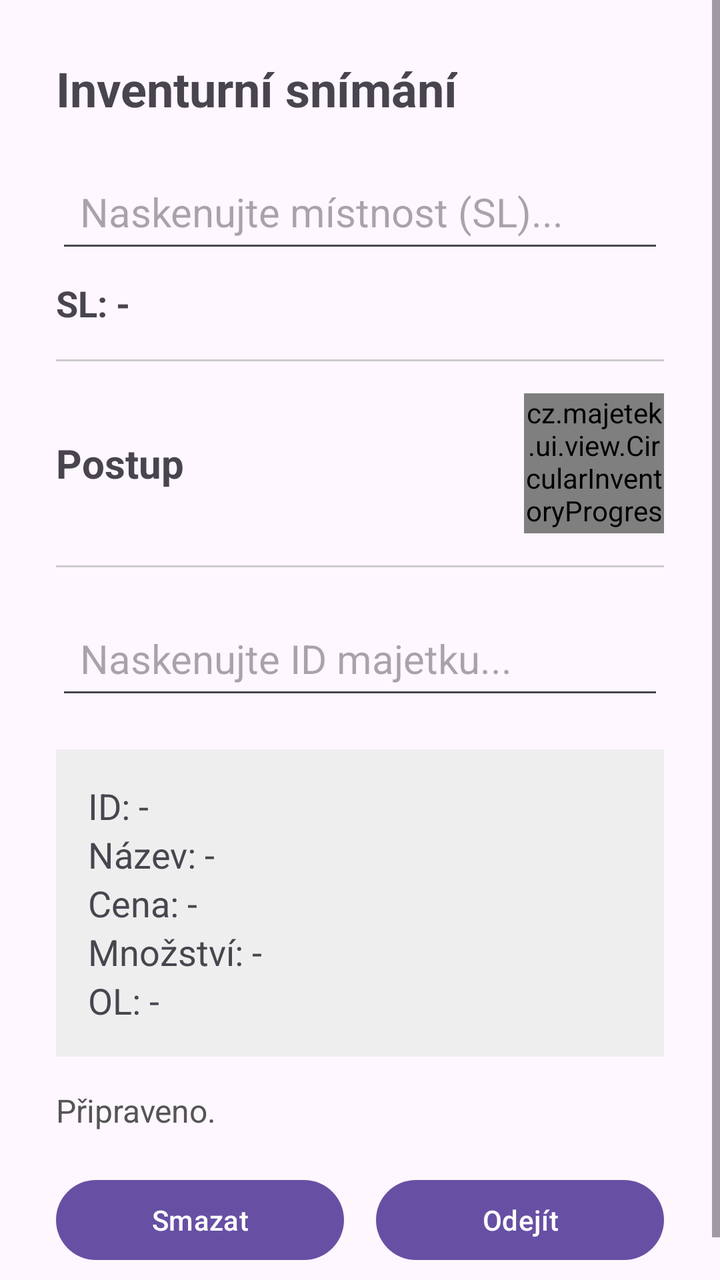
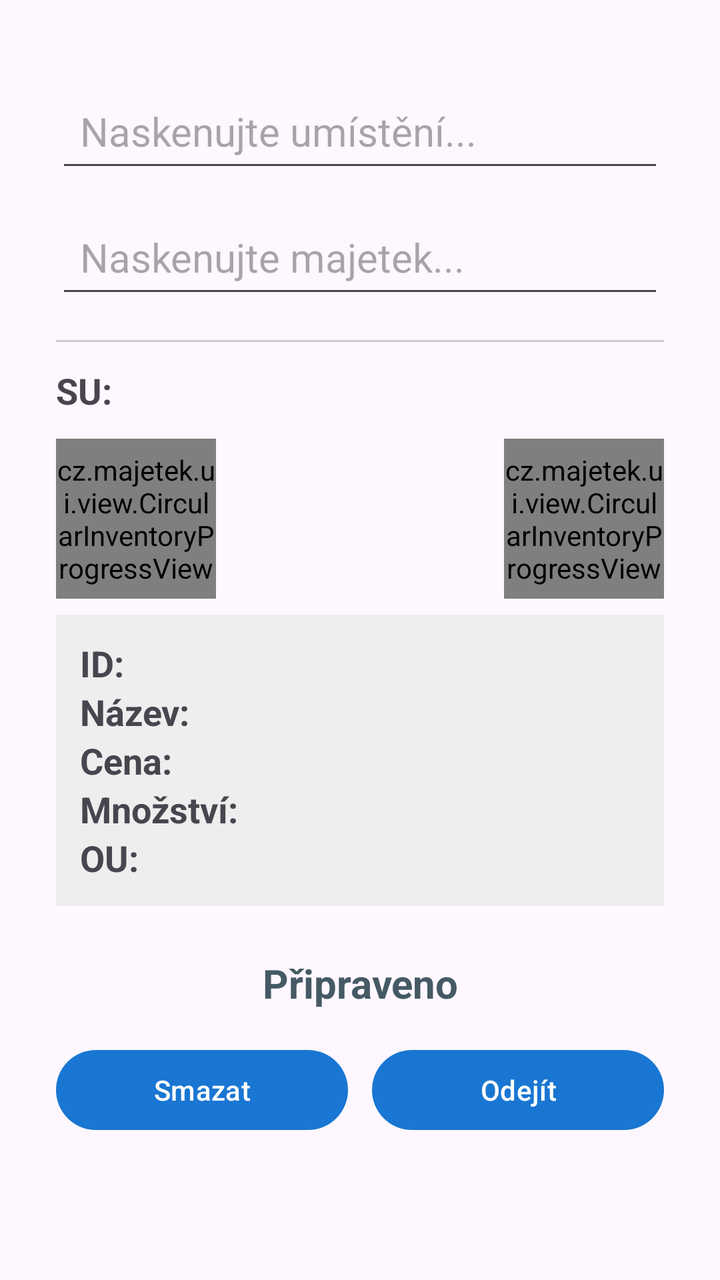

Two renders of the same Android screen: before a commit and after it. Below are the layout's source before the change and the commit's diff.
<!-- AndroidManifest.xml: application theme Theme.Majetek -->
<!-- res/layout/fragment_inventory_scan.xml -->
<?xml version="1.0" encoding="utf-8"?>
<ScrollView xmlns:android="http://schemas.android.com/apk/res/android"
    android:layout_width="match_parent"
    android:layout_height="match_parent"
    android:fillViewport="true">

    <LinearLayout
        android:layout_width="match_parent"
        android:layout_height="wrap_content"
        android:orientation="vertical"
        android:padding="28dp">

        <TextView
            android:layout_width="wrap_content"
            android:layout_height="wrap_content"
            android:text="Inventurní snímání"
            android:textStyle="bold"
            android:textSize="24sp" />

        
        <EditText
            android:id="@+id/input_location"
            android:layout_width="match_parent"
            android:layout_height="wrap_content"
            android:layout_marginTop="20dp"
            android:hint="Naskenujte místnost (SL)..."
            android:textSize="20sp"
            android:padding="12dp"
            android:singleLine="true"
            android:imeOptions="actionDone"
            android:importantForAutofill="no"
            android:inputType="textVisiblePassword" />

        <TextView
            android:id="@+id/txt_location_name"
            android:layout_width="match_parent"
            android:layout_height="wrap_content"
            android:layout_marginTop="8dp"
            android:text="SL: -"
            android:textSize="18sp"
            android:textStyle="bold" />

        <View
            android:layout_width="match_parent"
            android:layout_height="1dp"
            android:layout_marginTop="16dp"
            android:background="#CCCCCC" />

        
        <LinearLayout
            android:layout_width="match_parent"
            android:layout_height="wrap_content"
            android:layout_marginTop="16dp"
            android:orientation="horizontal"
            android:gravity="center_vertical">

            <TextView
                android:id="@+id/txt_progress_label"
                android:layout_width="0dp"
                android:layout_height="wrap_content"
                android:layout_weight="1"
                android:text="Postup"
                android:textSize="20sp"
                android:textStyle="bold" />

            <cz.majetek.ui.view.CircularInventoryProgressView
                android:id="@+id/progress_circle"
                android:layout_width="70dp"
                android:layout_height="70dp" />
        </LinearLayout>

        <View
            android:layout_width="match_parent"
            android:layout_height="1dp"
            android:layout_marginTop="16dp"
            android:background="#CCCCCC" />

        
        <EditText
            android:id="@+id/input_asset"
            android:layout_width="match_parent"
            android:layout_height="wrap_content"
            android:layout_marginTop="20dp"
            android:hint="Naskenujte ID majetku..."
            android:textSize="20sp"
            android:padding="12dp"
            android:singleLine="true"
            android:imeOptions="actionDone"
            android:importantForAutofill="no"
            android:inputType="textVisiblePassword" />

        <LinearLayout
            android:id="@+id/card_container"
            android:layout_width="match_parent"
            android:layout_height="wrap_content"
            android:layout_marginTop="20dp"
            android:orientation="vertical"
            android:padding="16dp"
            android:background="#EEEEEE">

            <TextView
                android:id="@+id/txt_card_id"
                android:layout_width="match_parent"
                android:layout_height="wrap_content"
                android:text="ID: -"
                android:textSize="18sp" />
            <TextView
                android:id="@+id/txt_card_name"
                android:layout_width="match_parent"
                android:layout_height="wrap_content"
                android:text="Název: -"
                android:textSize="18sp" />
            <TextView
                android:id="@+id/txt_card_price"
                android:layout_width="match_parent"
                android:layout_height="wrap_content"
                android:text="Cena: -"
                android:textSize="18sp" />
            <TextView
                android:id="@+id/txt_card_quantity"
                android:layout_width="match_parent"
                android:layout_height="wrap_content"
                android:text="Množství: -"
                android:textSize="18sp" />
            <TextView
                android:id="@+id/txt_card_ol"
                android:layout_width="match_parent"
                android:layout_height="wrap_content"
                android:text="OL: -"
                android:textSize="18sp" />
        </LinearLayout>

        <TextView
            android:id="@+id/txt_status"
            android:layout_width="match_parent"
            android:layout_height="wrap_content"
            android:layout_marginTop="16dp"
            android:text="Připraveno."
            android:textColor="#555"
            android:textSize="16sp" />

        <LinearLayout
            android:layout_width="match_parent"
            android:layout_height="wrap_content"
            android:layout_marginTop="20dp"
            android:orientation="horizontal">

            <Button
                android:id="@+id/btn_delete"
                android:layout_width="0dp"
                android:layout_height="wrap_content"
                android:layout_weight="1"
                android:text="Smazat" />

            <View
                android:layout_width="16dp"
                android:layout_height="wrap_content" />

            <Button
                android:id="@+id/btn_leave"
                android:layout_width="0dp"
                android:layout_height="wrap_content"
                android:layout_weight="1"
                android:text="Odejít" />
        </LinearLayout>

    </LinearLayout>
</ScrollView>
<!-- resources referenced by this layout -->
<resources>
  <style name="Theme.Majetek" parent="Base.Theme.Majetek" />
  <style name="Base.Theme.Majetek" parent="Theme.Material3.DayNight.NoActionBar">
          
          
      </style>
</resources>

<!-- the commit's change to res/layout/fragment_inventory_scan.xml (unified diff, before → after) -->
@@ -1,8 +1,8 @@
 <?xml version="1.0" encoding="utf-8"?>
 <ScrollView xmlns:android="http://schemas.android.com/apk/res/android"
+    xmlns:app="http://schemas.android.com/apk/res-auto"
     android:layout_width="match_parent"
-    android:layout_height="match_parent"
-    android:fillViewport="true">
+    android:layout_height="match_parent">
 
     <LinearLayout
         android:layout_width="match_parent"
@@ -10,20 +10,12 @@
         android:orientation="vertical"
         android:padding="28dp">
 
-        <TextView
-            android:layout_width="wrap_content"
-            android:layout_height="wrap_content"
-            android:text="Inventurní snímání"
-            android:textStyle="bold"
-            android:textSize="24sp" />
-
-        
         <EditText
             android:id="@+id/input_location"
             android:layout_width="match_parent"
             android:layout_height="wrap_content"
-            android:layout_marginTop="20dp"
-            android:hint="Naskenujte místnost (SL)..."
+            android:layout_marginTop="12dp"
+            android:hint="Naskenujte umístění..."
             android:textSize="20sp"
             android:padding="12dp"
             android:singleLine="true"
@@ -31,14 +23,18 @@
             android:importantForAutofill="no"
             android:inputType="textVisiblePassword" />
 
-        <TextView
-            android:id="@+id/txt_location_name"
+        <EditText
+            android:id="@+id/input_asset"
             android:layout_width="match_parent"
             android:layout_height="wrap_content"
-            android:layout_marginTop="8dp"
-            android:text="SL: -"
-            android:textSize="18sp"
-            android:textStyle="bold" />
+            android:layout_marginTop="12dp"
+            android:hint="Naskenujte majetek..."
+            android:textSize="20sp"
+            android:padding="12dp"
+            android:singleLine="true"
+            android:imeOptions="actionDone"
+            android:importantForAutofill="no"
+            android:inputType="textVisiblePassword" />
 
         <View
             android:layout_width="match_parent"
@@ -46,104 +42,140 @@
             android:layout_marginTop="16dp"
             android:background="#CCCCCC" />
 
-        
-        <LinearLayout
+        <TextView
+            android:id="@+id/txt_location_name"
             android:layout_width="match_parent"
             android:layout_height="wrap_content"
-            android:layout_marginTop="16dp"
-            android:orientation="horizontal"
-            android:gravity="center_vertical">
+            android:layout_marginTop="12dp"
+            android:text="SU: "
+            android:textSize="18sp"
+            android:textStyle="bold" />
 
-            <TextView
-                android:id="@+id/txt_progress_label"
-                android:layout_width="0dp"
-                android:layout_height="wrap_content"
-                android:layout_weight="1"
-                android:text="Postup"
-                android:textSize="20sp"
-                android:textStyle="bold" />
+        <androidx.constraintlayout.widget.ConstraintLayout
+            android:layout_width="match_parent"
+            android:layout_height="wrap_content"
+            android:layout_marginTop="12dp">
 
             <cz.majetek.ui.view.CircularInventoryProgressView
                 android:id="@+id/progress_circle"
-                android:layout_width="70dp"
-                android:layout_height="70dp" />
-        </LinearLayout>
+                android:layout_width="80dp"
+                android:layout_height="80dp"
+                app:layout_constraintStart_toStartOf="parent"
+                app:layout_constraintTop_toTopOf="parent" />
 
-        <View
-            android:layout_width="match_parent"
-            android:layout_height="1dp"
-            android:layout_marginTop="16dp"
-            android:background="#CCCCCC" />
+            <cz.majetek.ui.view.CircularInventoryProgressView
+                android:id="@+id/progress_circle_total"
+                android:layout_width="80dp"
+                android:layout_height="80dp"
+                app:layout_constraintEnd_toEndOf="parent"
+                app:layout_constraintTop_toTopOf="parent" />
 
-        
-        <EditText
-            android:id="@+id/input_asset"
-            android:layout_width="match_parent"
-            android:layout_height="wrap_content"
-            android:layout_marginTop="20dp"
-            android:hint="Naskenujte ID majetku..."
-            android:textSize="20sp"
-            android:padding="12dp"
-            android:singleLine="true"
-            android:imeOptions="actionDone"
-            android:importantForAutofill="no"
-            android:inputType="textVisiblePassword" />
+        </androidx.constraintlayout.widget.ConstraintLayout>
 
         <LinearLayout
             android:id="@+id/card_container"
             android:layout_width="match_parent"
             android:layout_height="wrap_content"
-            android:layout_marginTop="20dp"
             android:orientation="vertical"
-            android:padding="16dp"
+            android:layout_marginTop="8dp"
+            android:padding="12dp"
             android:background="#EEEEEE">
 
-            <TextView
-                android:id="@+id/txt_card_id"
+            <TableLayout
                 android:layout_width="match_parent"
                 android:layout_height="wrap_content"
-                android:text="ID: -"
-                android:textSize="18sp" />
-            <TextView
-                android:id="@+id/txt_card_name"
-                android:layout_width="match_parent"
-                android:layout_height="wrap_content"
-                android:text="Název: -"
-                android:textSize="18sp" />
-            <TextView
-                android:id="@+id/txt_card_price"
-                android:layout_width="match_parent"
-                android:layout_height="wrap_content"
-                android:text="Cena: -"
-                android:textSize="18sp" />
-            <TextView
-                android:id="@+id/txt_card_quantity"
-                android:layout_width="match_parent"
-                android:layout_height="wrap_content"
-                android:text="Množství: -"
-                android:textSize="18sp" />
-            <TextView
-                android:id="@+id/txt_card_ol"
-                android:layout_width="match_parent"
-                android:layout_height="wrap_content"
-                android:text="OL: -"
-                android:textSize="18sp" />
+                android:shrinkColumns="1"
+                android:stretchColumns="1">
+
+                <TableRow>
+
+                    <TextView
+                        android:text="ID:"
+                        android:textSize="18sp"
+                        android:textStyle="bold"
+                        android:paddingEnd="16dp" />
+
+                    <TextView
+                        android:id="@+id/txt_card_id"
+                        android:textSize="18sp" />
+                </TableRow>
+
+                <TableRow>
+
+                    <TextView
+                        android:text="Název:"
+                        android:textSize="18sp"
+                        android:textStyle="bold"
+                        android:paddingEnd="16dp" />
+
+                    <TextView
+                        android:id="@+id/txt_card_name"
+                        android:layout_width="0dp"
+                        android:layout_height="wrap_content"
+                        android:textSize="18sp"
+                        android:maxLines="4"
+                        android:scrollHorizontally="false"
+                        android:breakStrategy="balanced"
+                        android:hyphenationFrequency="normal" />
+                </TableRow>
+
+                <TableRow>
+
+                    <TextView
+                        android:text="Cena:"
+                        android:textSize="18sp"
+                        android:textStyle="bold"
+                        android:paddingEnd="16dp" />
+
+                    <TextView
+                        android:id="@+id/txt_card_price"
+                        android:textSize="18sp" />
+                </TableRow>
+
+                <TableRow>
+
+                    <TextView
+                        android:text="Množství:"
+                        android:textSize="18sp"
+                        android:textStyle="bold"
+                        android:paddingEnd="16dp" />
+
+                    <TextView
+                        android:id="@+id/txt_card_quantity"
+                        android:textSize="18sp" />
+                </TableRow>
+
+                <TableRow>
+
+                    <TextView
+                        android:text="OU:"
+                        android:textSize="18sp"
+                        android:textStyle="bold"
+                        android:paddingEnd="16dp" />
+
+                    <TextView
+                        android:id="@+id/txt_card_location"
+                        android:textSize="18sp" />
+                </TableRow>
+            </TableLayout>
         </LinearLayout>
 
         <TextView
             android:id="@+id/txt_status"
             android:layout_width="match_parent"
             android:layout_height="wrap_content"
-            android:layout_marginTop="16dp"
-            android:text="Připraveno."
-            android:textColor="#555"
-            android:textSize="16sp" />
+            android:layout_marginTop="25dp"
+            android:textColor="@color/statusNeutral"
+            android:text="Připraveno"
+            android:gravity="center"
+            android:textSize="20sp"
+            android:textStyle="bold" />
 
         <LinearLayout
             android:layout_width="match_parent"
             android:layout_height="wrap_content"
-            android:layout_marginTop="20dp"
-            android:orientation="horizontal">
+            android:orientation="horizontal"
+            android:layout_marginTop="16dp">
 
             <Button
                 android:id="@+id/btn_delete"
@@ -152,15 +184,12 @@
                 android:layout_weight="1"
                 android:text="Smazat" />
 
-            <View
-                android:layout_width="16dp"
-                android:layout_height="wrap_content" />
-
             <Button
                 android:id="@+id/btn_leave"
                 android:layout_width="0dp"
                 android:layout_height="wrap_content"
                 android:layout_weight="1"
+                android:layout_marginStart="12dp"
                 android:text="Odejít" />
         </LinearLayout>
 
<!-- resource entries referenced after the edit -->
@@ -1,9 +1,10 @@
 <!-- resources referenced by this layout -->
 <resources>
+  <color name="statusNeutral">#455A64</color>
   <style name="Theme.Majetek" parent="Base.Theme.Majetek" />
   <style name="Base.Theme.Majetek" parent="Theme.Material3.DayNight.NoActionBar">
-          
-          
+          <item name="colorPrimary">@color/primaryBlue</item>
       </style>
+  <color name="primaryBlue">#1976D2</color>
 </resources>
 
